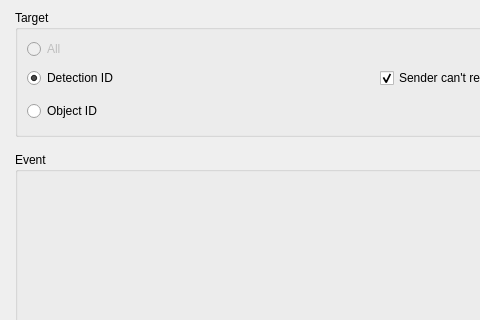
Before: the Qt Designer form Editor/Dialogs/Commands/dialogcommandsendevent.ui in RPG-Paper-Maker/RPG-Paper-Maker, drawn with Qt 5; both pictures show x 0 to 480 and y 0 to 320 of the 742 by 410 pixel window.
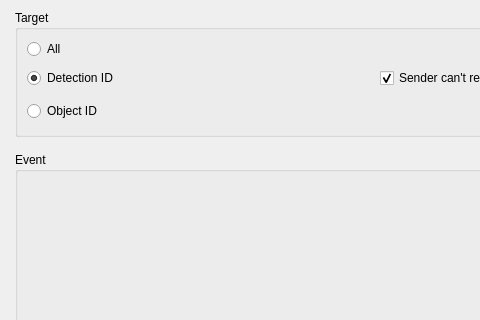
After: the same form once the commit is applied. Custom widgets are drawn as their Qt base class.

Commit message: Complete command send event

Diff of the .ui file:
```diff
--- a/Editor/Dialogs/Commands/dialogcommandsendevent.ui
+++ b/Editor/Dialogs/Commands/dialogcommandsendevent.ui
@@ -48,7 +48,7 @@
           <item row="0" column="0">
            <widget class="QRadioButton" name="radioButtonAll">
             <property name="enabled">
-             <bool>false</bool>
+             <bool>true</bool>
             </property>
             <property name="text">
              <string>All</string>
```
The commit also changes 2 other files.
